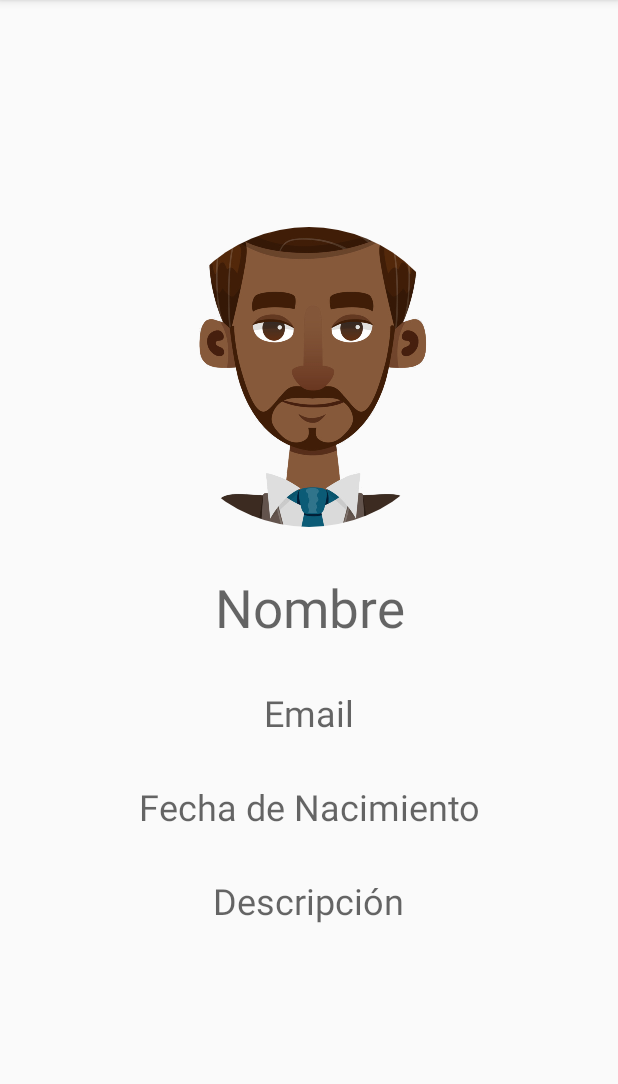
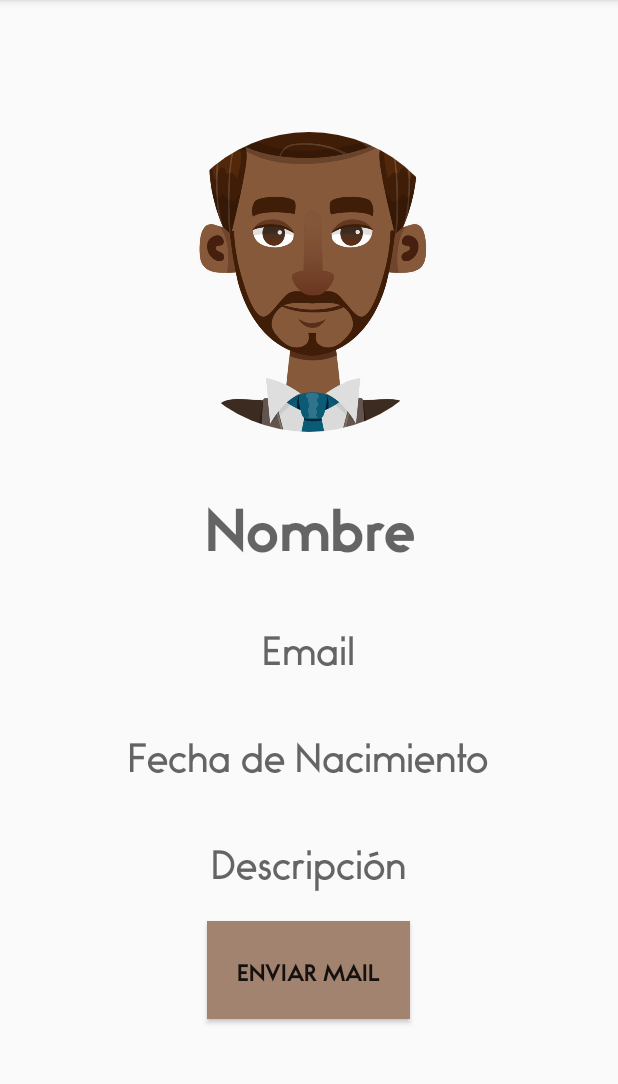
Before and after one commit to raulordas/savebeach, an Android app: the Consulta_Usuarios_Final screen opened directly, with no data from a screen before it, on a phone screen of 412 x 824 dp, the part 84-1168 px from its top. Run offline under Robolectric (Android 15) with nearby library versions, the phone set to English and light mode, and no system bars; our stand-ins replace CircleImageView, Firebase (no records; nobody signed in at launch, a user with empty details on screens opened directly); pictures from the network do not load; 5 statements that could not run were skipped.

Commit message:
Merge branch 'master' of https://github.com/raulordas/savebeach
                                    # Conflicts:
                                    #	app/src/main/AndroidManifest.xml

```diff
--- a/app/src/main/java/uem/dam/sharethebeach/sharethebeach/activities/Base_Activity.java
+++ b/app/src/main/java/uem/dam/sharethebeach/sharethebeach/activities/Base_Activity.java
@@ -20,6 +20,7 @@ import android.support.v7.app.AppCompatActivity;
 import android.support.v7.widget.Toolbar;
 import android.view.MenuItem;
 import android.view.Window;
+import android.widget.Toast;
 
 import com.bumptech.glide.Glide;
 import com.google.android.gms.tasks.OnCompleteListener;
@@ -283,8 +284,13 @@ public abstract class Base_Activity extends AppCompatActivity
             }
 
         } else if (id == R.id.nav_Usuarios) {
-            Intent i = new Intent(this,Todos_Usuarios.class);
-            startActivity(i);
+            if (FirebaseAuth.getInstance().getCurrentUser() == null) {
+                Toast.makeText(this, "Debes iniciar sesión", Toast.LENGTH_SHORT).show();
+            } else {
+                Intent i = new Intent(this,Todos_Usuarios.class);
+                startActivity(i);
+            }
+
         }
 
         DrawerLayout drawer = (DrawerLayout) findViewById(R.id.drawer_layout);
--- a/app/src/main/java/uem/dam/sharethebeach/sharethebeach/activities/Consulta_Usuarios_Final.java
+++ b/app/src/main/java/uem/dam/sharethebeach/sharethebeach/activities/Consulta_Usuarios_Final.java
@@ -1,9 +1,12 @@
 package uem.dam.sharethebeach.sharethebeach.activities;
 
+import android.content.Intent;
 import android.support.v7.app.AppCompatActivity;
 import android.os.Bundle;
+import android.view.View;
 import android.widget.ImageView;
 import android.widget.TextView;
+import android.widget.Toast;
 
 import com.bumptech.glide.Glide;
 import com.google.firebase.database.DatabaseReference;
@@ -31,11 +34,9 @@ public class Consulta_Usuarios_Final extends Base_Activity {
     @Override
     protected void onCreate(Bundle savedInstanceState) {
         super.onCreate(savedInstanceState);
-        System.out.println("1");
         adapter = new AdaptadorUsuarios(datos, this);
-        System.out.println("2");
         u = getIntent().getParcelableExtra("CLAVE");
-        System.out.println("3");
+
         nombre = findViewById(R.id.tvNombreF);
         email = findViewById(R.id.tvEmailF);
         fechaNac = findViewById(R.id.tvFechaNacF);
@@ -51,6 +52,10 @@ public class Consulta_Usuarios_Final extends Base_Activity {
         dbr = FirebaseDatabase.getInstance().getReference().child("Usuario");
     }
 
+    public void enviarMail(View view) {
+
+    }
+
     @Override
     public int cargarLayout() {
         return R.layout.activity_consulta__usuarios__final;
--- a/app/src/main/res/layout/activity_consulta__usuarios__final.xml
+++ b/app/src/main/res/layout/activity_consulta__usuarios__final.xml
@@ -23,8 +23,9 @@
         android:layout_width="wrap_content"
         android:layout_height="wrap_content"
         android:layout_gravity="center"
+        android:fontFamily="@font/bambino_bold"
         android:gravity="center"
-        android:hint="Nombre"
+        android:hint="@string/nombre"
         android:paddingLeft="@dimen/PADDING_30"
         android:paddingTop="@dimen/PADDING_30"
         android:paddingRight="@dimen/PADDING_30"
@@ -36,8 +37,9 @@
         android:layout_width="wrap_content"
         android:layout_height="wrap_content"
         android:layout_gravity="center"
+        android:fontFamily="@font/bambino"
         android:gravity="center"
-        android:hint="Email"
+        android:hint="@string/email"
         android:paddingTop="@dimen/PADDING_30"
         android:textColor="@android:color/black"
         android:textSize="24sp" />
@@ -47,8 +49,9 @@
         android:layout_width="wrap_content"
         android:layout_height="wrap_content"
         android:layout_gravity="center"
+        android:fontFamily="@font/bambino"
         android:gravity="center"
-        android:hint="Fecha de Nacimiento"
+        android:hint="@string/fecha_de_nacimiento"
         android:paddingTop="@dimen/PADDING_30"
         android:textColor="@android:color/black"
         android:textSize="24sp" />
@@ -58,10 +61,22 @@
         android:layout_width="wrap_content"
         android:layout_height="wrap_content"
         android:layout_gravity="center"
+        android:fontFamily="@font/bambino"
         android:gravity="center"
-        android:hint="Descripción"
+        android:hint="@string/descripci_n"
         android:paddingTop="@dimen/PADDING_30"
+        android:paddingBottom="20dp"
         android:textColor="@android:color/black"
         android:textSize="24sp" />
 
+    <Button
+        android:id="@+id/btnEnviarMail"
+        android:layout_width="wrap_content"
+        android:layout_height="wrap_content"
+        android:background="@color/colorMarronClaro"
+        android:fontFamily="@font/bambino_bold"
+        android:onClick="enviarMail"
+        android:padding="20dp"
+        android:text="@string/enviar_mail" />
+
 </LinearLayout>
--- a/app/src/main/res/values/strings.xml
+++ b/app/src/main/res/values/strings.xml
@@ -109,4 +109,5 @@
     <string name="CLAVE_ALERTA">CLAVE ALERTA</string>
     <string name="DIALOG_ACEPTAR">ACEPTAR</string>
     <string name="DIALOG_SEGURO_LOG_OUT">Esta seguro que desea desconectar la cuenta : %1$s</string>
+    <string name="enviar_mail">Enviar Mail</string>
 </resources>
```
